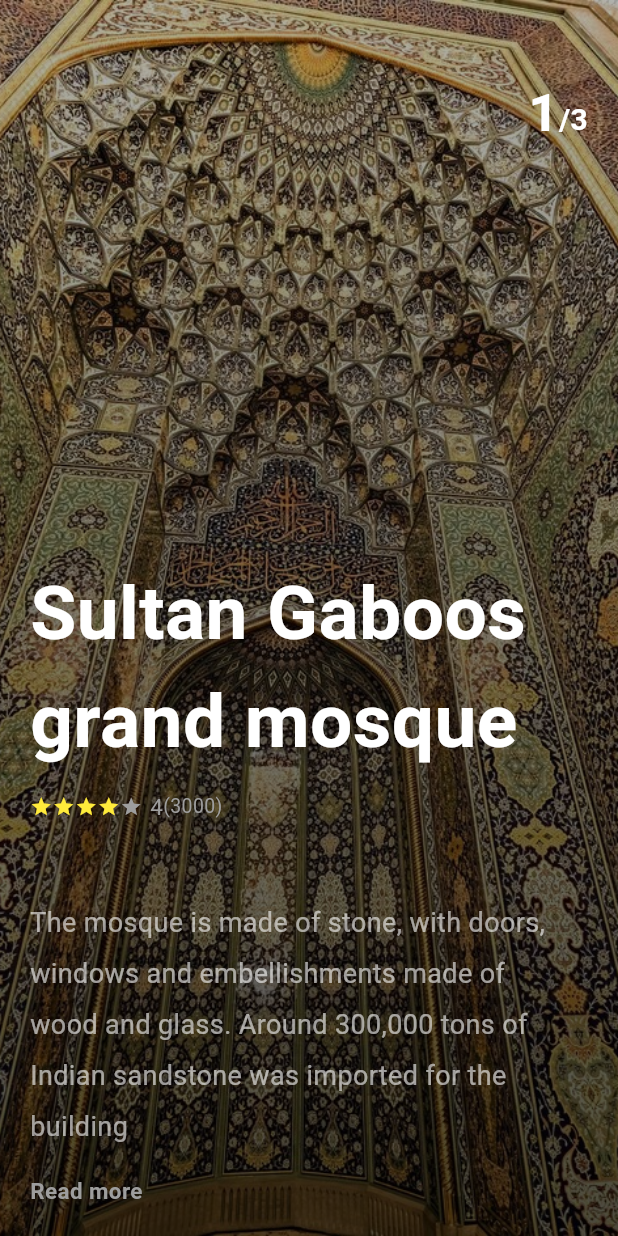
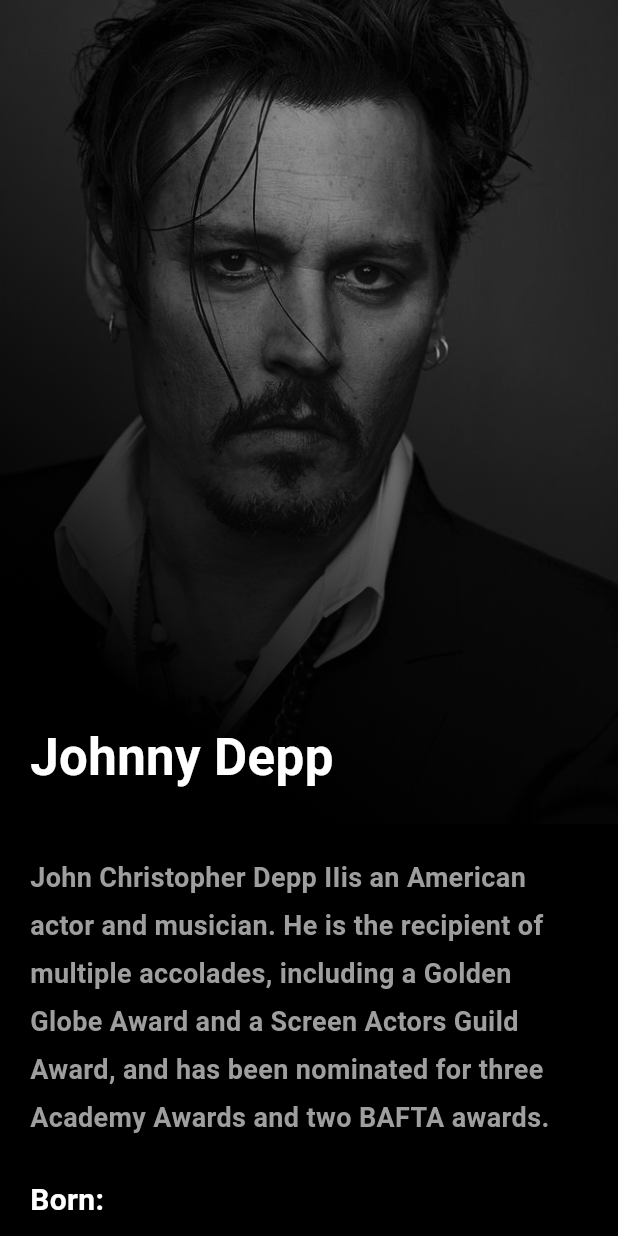
Before and after one commit to karamih/Flutter-UI, a Flutter app: the screen it shows after launch, on a phone screen of 412 x 824 dp. Run offline on Flutter 3.47's test engine with Material 3 defaults, Android fonts, the light colour scheme and no system bars.

Commit message:
add user profile page ui

```diff
--- /dev/null
+++ b/lib/designs/user_profile/userProfile.dart
@@ -0,0 +1,154 @@
+import 'package:flutter/material.dart';
+
+class UserProfile extends StatefulWidget {
+  const UserProfile({super.key});
+
+  @override
+  State<UserProfile> createState() => _UserProfileState();
+}
+
+class _UserProfileState extends State<UserProfile> {
+  @override
+  Widget build(BuildContext context) {
+    return Scaffold(
+      backgroundColor: Colors.black,
+      body: Stack(
+        children: [
+          CustomScrollView(
+            slivers: [
+              SliverAppBar(
+                expandedHeight: (MediaQuery.of(context).size.height) * 2 / 3,
+                backgroundColor: Colors.white,
+                flexibleSpace: FlexibleSpaceBar(
+                  background: Container(
+                    decoration: const BoxDecoration(
+                        image: DecorationImage(
+                            image: AssetImage(
+                                'assets/images/user_profile/johnny_depp.jpg'),
+                            fit: BoxFit.cover)),
+                    child: Container(
+                      decoration: BoxDecoration(
+                          gradient: LinearGradient(
+                              begin: Alignment.bottomCenter,
+                              colors: [
+                            Colors.black,
+                            Colors.black.withOpacity(0.3)
+                          ])),
+                      child: const Padding(
+                        padding: EdgeInsets.all(20),
+                        child: Column(
+                          mainAxisAlignment: MainAxisAlignment.end,
+                          crossAxisAlignment: CrossAxisAlignment.start,
+                          children: [
+                            Text("Johnny Depp",
+                                style: TextStyle(
+                                    fontSize: 34,
+                                    fontWeight: FontWeight.bold,
+                                    color: Colors.white))
+                          ],
+                        ),
+                      ),
+                    ),
+                  ),
+                ),
+              ),
+              SliverList(
+                  delegate: SliverChildListDelegate([
+                Padding(
+                  padding: const EdgeInsets.all(20),
+                  child: Column(
+                    crossAxisAlignment: CrossAxisAlignment.start,
+                    children: [
+                      const Text(
+                        'John Christopher Depp IIis an American actor and musician. He is the recipient of multiple accolades, including a Golden Globe Award and a Screen Actors Guild Award, and has been nominated for three Academy Awards and two BAFTA awards. ',
+                        style: TextStyle(
+                            fontSize: 18,
+                            fontWeight: FontWeight.bold,
+                            color: Colors.grey,
+                            height: 1.8),
+                      ),
+                      const SizedBox(
+                        height: 20,
+                      ),
+                      const Text(
+                        'Born:',
+                        style: TextStyle(
+                            fontSize: 20,
+                            fontWeight: FontWeight.bold,
+                            color: Colors.white,
+                            height: 1.8),
+                      ),
+                      const SizedBox(
+                        height: 10,
+                      ),
+                      const Text(
+                        'June 9, 1963',
+                        style: TextStyle(
+                            fontSize: 18,
+                            fontWeight: FontWeight.bold,
+                            color: Colors.grey,
+                            height: 1.8),
+                      ),
+                      const SizedBox(
+                        height: 20,
+                      ),
+                      const Text(
+                        'Movies:',
+                        style: TextStyle(
+                            fontSize: 20,
+                            fontWeight: FontWeight.bold,
+                            color: Colors.white,
+                            height: 1.8),
+                      ),
+                      const SizedBox(
+                        height: 10,
+                      ),
+                      SizedBox(
+                        height: 200,
+                        child: ListView(
+                          scrollDirection: Axis.horizontal,
+                          children: [
+                            VideoCard(
+                                image:
+                                    'assets/images/user_profile/movie1.jpeg'),
+                            VideoCard(
+                                image: 'assets/images/user_profile/movie2.jpg'),
+                            VideoCard(
+                                image: 'assets/images/user_profile/movie3.jpg'),
+                            VideoCard(
+                                image: 'assets/images/user_profile/movie4.jpg'),
+                          ],
+                        ),
+                      )
+                    ],
+                  ),
+                )
+              ]))
+            ],
+          )
+        ],
+      ),
+    );
+  }
+
+  // ignore: non_constant_identifier_names
+  Widget VideoCard({image}) {
+    return AspectRatio(
+      aspectRatio: 1.5 / 1,
+      child: Container(
+        margin: const EdgeInsets.only(right: 10),
+        decoration: BoxDecoration(
+            borderRadius: BorderRadius.circular(20),
+            image:
+                DecorationImage(image: AssetImage(image), fit: BoxFit.cover)),
+        child: Container(
+          decoration: BoxDecoration(
+              gradient: LinearGradient(begin: Alignment.bottomCenter, colors: [
+            Colors.black.withOpacity(0.1),
+            Colors.black.withOpacity(0.3)
+          ])),
+        ),
+      ),
+    );
+  }
+}
--- a/lib/main.dart
+++ b/lib/main.dart
@@ -1,4 +1,5 @@
 import 'package:flutter/material.dart';
+import 'designs/user_profile/userProfile.dart';
 
 // import 'designs/login_signup_1/home.dart';
 // import 'designs/login_signup_1/login.dart';
@@ -10,7 +11,7 @@
 
 // import 'designs/find_location//ui.dart';
 
-import 'designs/travel/main.dart';
+// import 'designs/travel/main.dart';
 
 
 void main (){
@@ -25,7 +26,7 @@
   Widget build(BuildContext context) {
     return const MaterialApp(
       debugShowCheckedModeBanner: false,
-      home: TravelPage(),
+      home: UserProfile(),
     );
   }
 }
--- a/pubspec.yaml
+++ b/pubspec.yaml
@@ -63,6 +63,7 @@
     - assets/images/login_signup_2/
     - assets/images/find_location/
     - assets/images/travel/
+    - assets/images/user_profile/
     #   - images/a_dot_ham.jpeg
 
     # An image asset can refer to one or more resolution-specific "variants", see
```
Also changed, not shown: assets/images/user_profile/johnny_depp.jpg (added), assets/images/user_profile/movie1.jpeg (added), assets/images/user_profile/movie2.jpg (added), assets/images/user_profile/movie3.jpg (added), assets/images/user_profile/movie4.jpg (added), assets/images/user_profile/output_screenshot.png (added), pubspec.lock.
